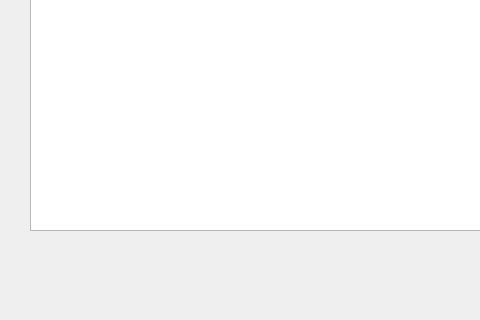
graypilgrim/nolook, file newmailwindow.ui: the form before one commit; both pictures show x 0 to 480 and y 280 to 600 of the 800 by 600 pixel window.
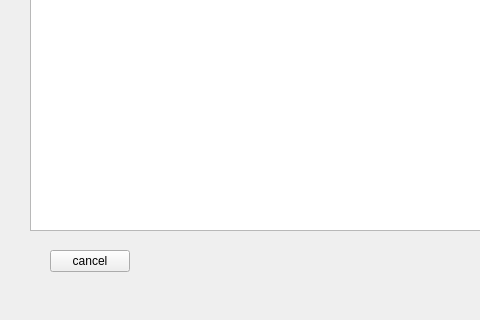
The form after the commit.

What changed in the file:
```diff
--- a/newmailwindow.ui
+++ b/newmailwindow.ui
@@ -180,6 +180,19 @@
      </item>
     </layout>
    </widget>
+   <widget class="QPushButton" name="cancelButton">
+    <property name="geometry">
+     <rect>
+      <x>50</x>
+      <y>530</y>
+      <width>80</width>
+      <height>22</height>
+     </rect>
+    </property>
+    <property name="text">
+     <string>cancel</string>
+    </property>
+   </widget>
   </widget>
   <widget class="QMenuBar" name="menubar">
    <property name="geometry">
```
